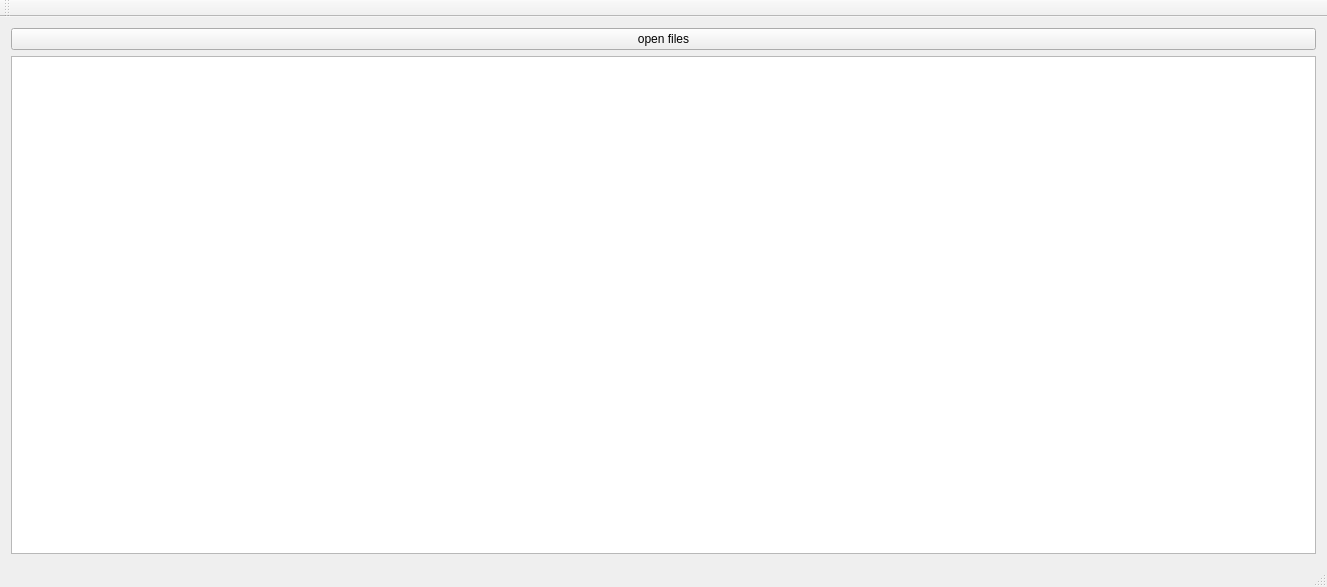
Ulle84/UllesSourceCode, file LogFileViewer/MainWindow.ui: the form before one commit.
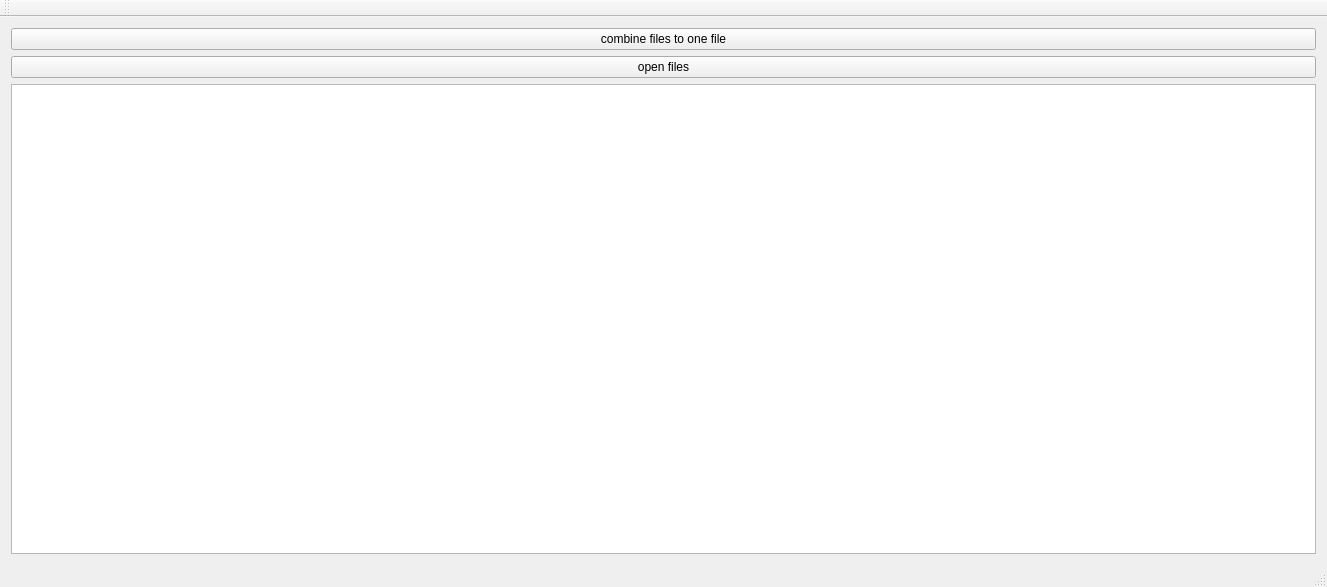
The form after the commit.

```diff
--- a/LogFileViewer/MainWindow.ui
+++ b/LogFileViewer/MainWindow.ui
@@ -15,7 +15,7 @@
   </property>
   <widget class="QWidget" name="centralWidget">
    <layout class="QGridLayout" name="gridLayout">
-    <item row="1" column="0">
+    <item row="2" column="0">
      <widget class="QPlainTextEdit" name="plainTextEdit">
       <property name="font">
        <font>
@@ -25,13 +25,20 @@
       </property>
      </widget>
     </item>
-    <item row="0" column="0">
+    <item row="1" column="0">
      <widget class="QPushButton" name="pushButtonOpenFiles">
       <property name="text">
        <string>open files</string>
       </property>
      </widget>
     </item>
+    <item row="0" column="0">
+     <widget class="QPushButton" name="pushButtonCombineFiles">
+      <property name="text">
+       <string>combine files to one file</string>
+      </property>
+     </widget>
+    </item>
    </layout>
   </widget>
   <widget class="QMenuBar" name="menuBar">
```
